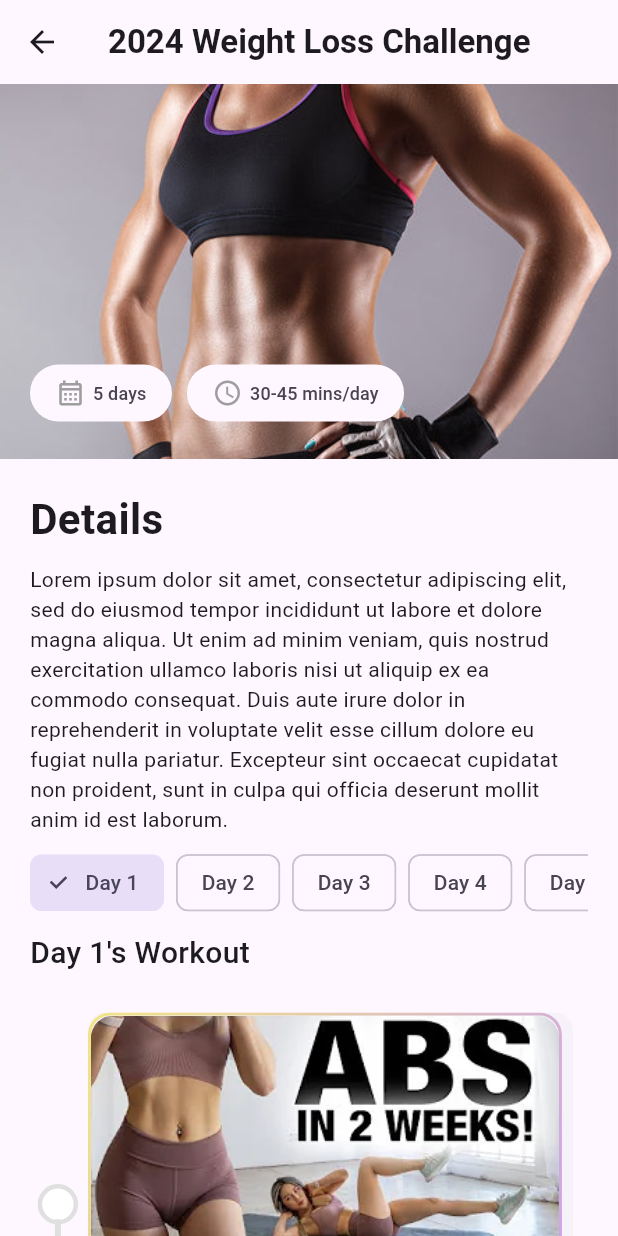
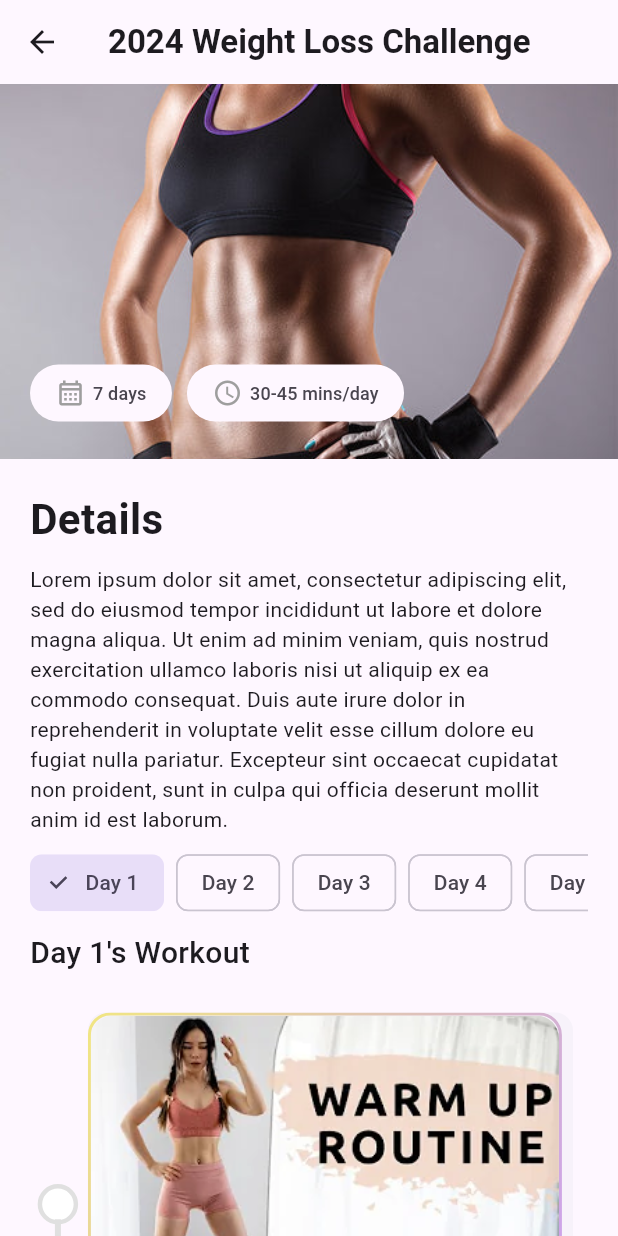
Before and after one commit to naomehmi/betterU-flutter-assignment, a Flutter app: the WorkoutProgramChecklist screen opened directly with sample values from the repository, on a phone screen of 412 x 824 dp. Run offline on Flutter 3.47's test engine with Material 3 defaults, Android fonts, the phone set to English and light mode, and no system bars; drawn by our look-alikes of timeline_tile; our stand-ins replace carousel_slider, gradient_borders, youtube_player_flutter.

Commit message:
adding drawer and its listtile, changing the program videos and duration

```diff
--- a/better_u/lib/data/all_programs.dart
+++ b/better_u/lib/data/all_programs.dart
@@ -5,16 +5,18 @@ class AllPrograms {
     WorkoutProgram(
       id: 1,
       coverImage: "assets/workout-programs/top-picks-sample1.jpg",
-      days: 5,
+      days: 7,
       interval: "30-45",
       title: "2024 Weight Loss Challenge",
       desc: "Lorem ipsum dolor sit amet, consectetur adipiscing elit, sed do eiusmod tempor incididunt ut labore et dolore magna aliqua. Ut enim ad minim veniam, quis nostrud exercitation ullamco laboris nisi ut aliquip ex ea commodo consequat. Duis aute irure dolor in reprehenderit in voluptate velit esse cillum dolore eu fugiat nulla pariatur. Excepteur sint occaecat cupidatat non proident, sunt in culpa qui officia deserunt mollit anim id est laborum.",
       workouts: [ // id video is already completed (1) or not (0)
-        [1, 2],
-        [3, 1],
+        [3, 2],
+        [5, 6],
         0,
-        [2, 4],
-        [1, 4]
+        [3, 7, 4],
+        [10, 11],
+        [1, 7],
+        [9, 10]
       ],
       hard: true
     ),
@@ -27,25 +29,29 @@ class AllPrograms {
       desc: "Lorem ipsum dolor sit amet, consectetur adipiscing elit, sed do eiusmod tempor inciddunt ut labore et dolore magna aliqua. Ut enim ad minim veniam, quis nostrud exercitation ullamco laboris nisi ut aliquip ex ea commodo consequat. Duis aute irure dolor in reprehenderit in voluptate velit esse cillum dolore eu fugiat nulla pariatur. Excepteur sint occaecat cupidatat non proident, sunt in culpa qui officia deserunt mollit anim id est laborum.",
       workouts: [ // id video is already completed (1) or not (0)
         [1, 2],
-        [3, 1],
+        [4, 7],
+        [3, 8],
         0,
-        [2, 4],
-        [1, 4]
+        [2, 6, 11]
       ]
     ),
     WorkoutProgram(
       id: 3,
       coverImage: "assets/workout-programs/top-picks-sample3.jpg",
-      days: 5,
+      days: 8,
       interval: "35-45",
       title: "Flat Belly Challenge",
       desc: "Lorem ipsum dolor sit amet, consectetur adipiscing elit, sed do eiusmod tempor incididunt ut labore et dolore magna aliqua. Ut enim ad minim veniam, quis nostrud exercitation ullamco laboris nisi ut aliquip ex ea commodo consequat. Duis aute irure dolor in reprehenderit in voluptate velit esse cillum dolore eu fugiat nulla pariatur. Excepteur sint occaecat cupidatat non proident, sunt in culpa qui officia deserunt mollit anim id est laborum.",
       workouts: [ // id video is already completed (1) or not (0)
+        [3, 5],
+        [2, 5],
+        [8, 10],
+        0,
+        [3, 11, 7],
         [1, 2],
-        [3, 1],
+        [5, 8],
         0,
-        [2, 4],
-        [1, 4]
+        [4, 11]
       ]
     ),
     WorkoutProgram(
@@ -56,26 +62,27 @@ class AllPrograms {
       title: "Strong Arms Challenge",
       desc: "Lorem ipsum dolor sit amet, consectetur adipiscing elit, sed do eiusmod tempor incididunt ut labore et dolore magna aliqua. Ut enim ad minim veniam, quis nostrud exercitation ullamco laboris nisi ut aliquip ex ea commodo consequat. Duis aute irure dolor in reprehenderit in voluptate velit esse cillum dolore eu fugiat nulla pariatur. Excepteur sint occaecat cupidatat non proident, sunt in culpa qui officia deserunt mollit anim id est laborum.",
       workouts: [ // id video is already completed (1) or not (0)
-        [1, 2],
-        [3, 1],
+        [6, 12],
+        [3, 9],
         0,
-        [2, 4],
-        [1, 4]
+        [10, 12],
+        [9, 6]
       ]
     ),
     WorkoutProgram(
       id: 5,
       coverImage: "assets/workout-programs/top-picks-sample5.webp",
-      days: 5,
+      days: 6,
       interval: "50-60",
       title: "Upper Back Advanced Challenge",
       desc: "Lorem ipsum dolor sit amet, consectetur adipiscing elit, sed do eiusmod tempor incididunt ut labore et dolore magna aliqua. Ut enim ad minim veniam, quis nostrud exercitation ullamco laboris nisi ut aliquip ex ea commodo consequat. Duis aute irure dolor in reprehenderit in voluptate velit esse cillum dolore eu fugiat nulla pariatur. Excepteur sint occaecat cupidatat non proident, sunt in culpa qui officia deserunt mollit anim id est laborum.",
       workouts: [ // id video is already completed (1) or not (0)
-        [1, 2],
-        [3, 1],
+        [3, 8],
+        [1, 6],
+        [5, 9],
         0,
-        [2, 4],
-        [1, 4]
+        [7, 6, 11],
+        [12, 5]
       ],
       hard: true
     ),
@@ -87,26 +94,27 @@ class AllPrograms {
       title: "Yoga Stretch for Back Pain",
       desc: "Lorem ipsum dolor sit amet, consectetur adipiscing elit, sed do eiusmod tempor incididunt ut labore et dolore magna aliqua. Ut enim ad minim veniam, quis nostrud exercitation ullamco laboris nisi ut aliquip ex ea commodo consequat. Duis aute irure dolor in reprehenderit in voluptate velit esse cillum dolore eu fugiat nulla pariatur. Excepteur sint occaecat cupidatat non proident, sunt in culpa qui officia deserunt mollit anim id est laborum.",
       workouts: [ // id video is already completed (1) or not (0)
+        [3, 5],
         [1, 2],
-        [3, 1],
         0,
-        [2, 4],
-        [1, 4]
+        [5, 12],
+        [3, 9]
       ]
     ),
     WorkoutProgram(
       id: 7,
       coverImage: "assets/workout-programs/top-picks-sample7.jpg",
-      days: 5,
+      days: 7,
       interval: "30-45",
       title: "Plank Workout for Beginners",
       desc: "Lorem ipsum dolor sit amet, consectetur adipiscing elit, sed do eiusmod tempor incididunt ut labore et dolore magna aliqua. Ut enim ad minim veniam, quis nostrud exercitation ullamco laboris nisi ut aliquip ex ea commodo consequat. Duis aute irure dolor in reprehenderit in voluptate velit esse cillum dolore eu fugiat nulla pariatur. Excepteur sint occaecat cupidatat non proident, sunt in culpa qui officia deserunt mollit anim id est laborum.",
       workouts: [ // id video is already completed (1) or not (0)
-        [1, 2],
-        [3, 1],
+        [1, 4],
+        [2, 7],
+        [3, 9],
+        [5, 10],
         0,
-        [2, 4],
-        [1, 4]
+        [3, 8, 11]
       ]
     ),
     WorkoutProgram(
@@ -118,9 +126,9 @@ class AllPrograms {
       desc: "Lorem ipsum dolor sit amet, consectetur adipiscing elit, sed do eiusmod tempor incididunt ut labore et dolore magna aliqua. Ut enim ad minim veniam, quis nostrud exercitation ullamco laboris nisi ut aliquip ex ea commodo consequat. Duis aute irure dolor in reprehenderit in voluptate velit esse cillum dolore eu fugiat nulla pariatur. Excepteur sint occaecat cupidatat non proident, sunt in culpa qui officia deserunt mollit anim id est laborum.",
       workouts: [ // video id is already completed (1) or not (0)
         [1, 2],
-        [3, 1],
+        [11, 1],
         0,
-        [2, 4],
+        [2, 11],
         [1, 4]
       ],
       hard: true
--- a/better_u/lib/screens/content/programs/workout_done_page.dart
+++ b/better_u/lib/screens/content/programs/workout_done_page.dart
@@ -40,7 +40,7 @@ class _WorkoutDonePageState extends State<WorkoutDonePage> {
             ),
             SizedBox(height: 30),
             Text(
-              "Hooray! It’s all done for today! Keep on",
+              "Hooray! It’s all done for today! Keep on going",
               style: TextStyle(
                 fontSize: 20,
                 color: Colors.white,
```
Also changed, not shown: better_u/lib/main_app/better_u.dart (+7 -1 lines), better_u/lib/models/app_bars/home_appbar.dart (+17 -9 lines), better_u/lib/models/drawer/drawer.dart (added, +102 -0 lines).
